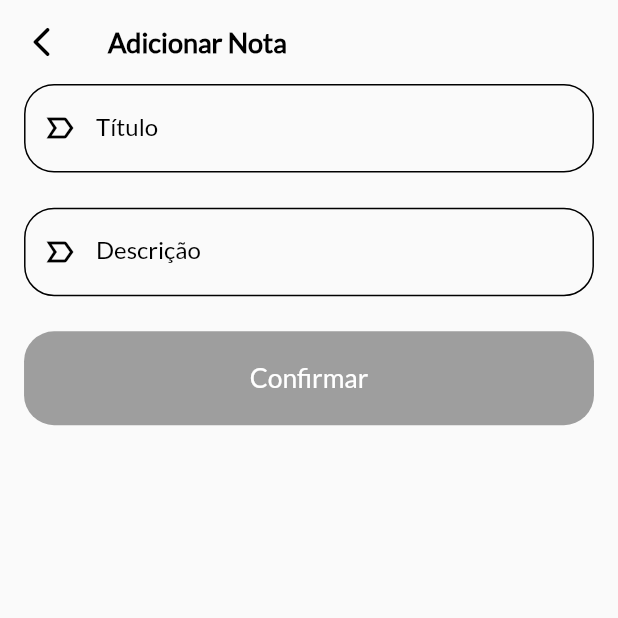
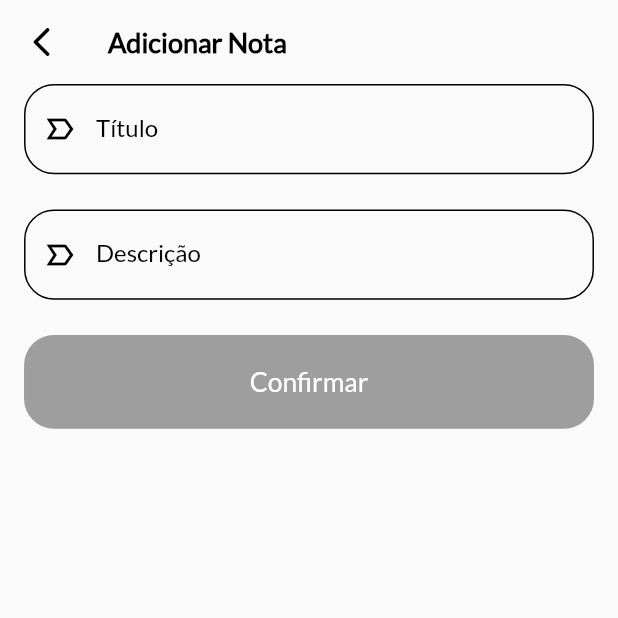
Before and after one commit to AntonioRNeto216/checklist, a Flutter app: the screen it shows after launch, after a tap on "Adicionar Nota", on a phone screen of 412 x 824 dp, the top half of it. Run offline on Flutter 3.47's test engine with Material 2 defaults, Android fonts, the phone set to English and light mode, and no system bars; our stand-ins replace sqflite; accounts and stored records are empty.

Commit message:
Add FloatActionButton + Input responsive

```diff
--- a/lib/screens/adicionarnotas/components/input.dart
+++ b/lib/screens/adicionarnotas/components/input.dart
@@ -1,3 +1,5 @@
+import 'dart:ui';
+
 import 'package:flutter/material.dart';
 
 class Input extends StatelessWidget {
@@ -20,10 +22,15 @@ class Input extends StatelessWidget {
         bottom: size.height * 0.0284553,
       ),
       child: TextField(
-        maxLines: 1,
+        maxLines: null,
         cursorColor: Colors.black,
         controller: this.controller,
+        textCapitalization: TextCapitalization.sentences,
         decoration: InputDecoration(
+          contentPadding: EdgeInsets.only(
+            bottom: size.height * 0.05,
+          ),
+          counterText: "",
           prefixIcon: Icon(
             Icons.label_important_outline,
             color: Colors.black,
--- a/lib/screens/minhasnotas/minhas_notas.dart
+++ b/lib/screens/minhasnotas/minhas_notas.dart
@@ -23,12 +23,11 @@ class _MinhasNotasState extends State<MinhasNotas> {
           context: context,
           builder: (BuildContext context) {
             return Alerta(
-              titulo: "Sair",
-              mensagem: "Deseja sair do CheckList?",
-              onPressed: () {
-                SystemChannels.platform.invokeMethod("SystemNavigator.pop");
-              }
-            );
+                titulo: "Sair",
+                mensagem: "Deseja sair do CheckList?",
+                onPressed: () {
+                  SystemChannels.platform.invokeMethod("SystemNavigator.pop");
+                });
           },
         );
       },
@@ -137,6 +136,15 @@ class _MinhasNotasState extends State<MinhasNotas> {
             return Center(child: Text("ERRO NÃO CONHECIDO!!!"));
           },
         ),
+        floatingActionButton: FloatingActionButton(
+          onPressed: () {},
+          elevation: 2,
+          backgroundColor: Colors.black54,
+          child: Icon(
+            Icons.lightbulb_outline,
+            color: Colors.white,
+          ),
+        ),
       ),
     );
   }
```
Also changed, not shown: lib/screens/adicionarnotas/adicionar_notas.dart (+5 -4 lines).
